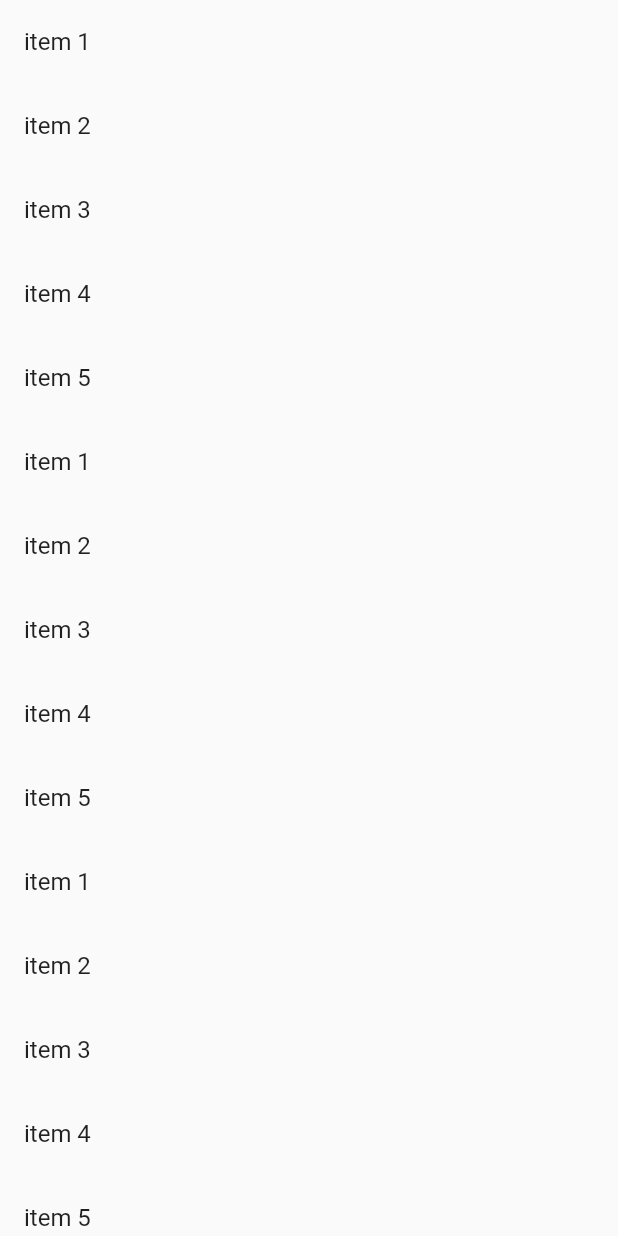
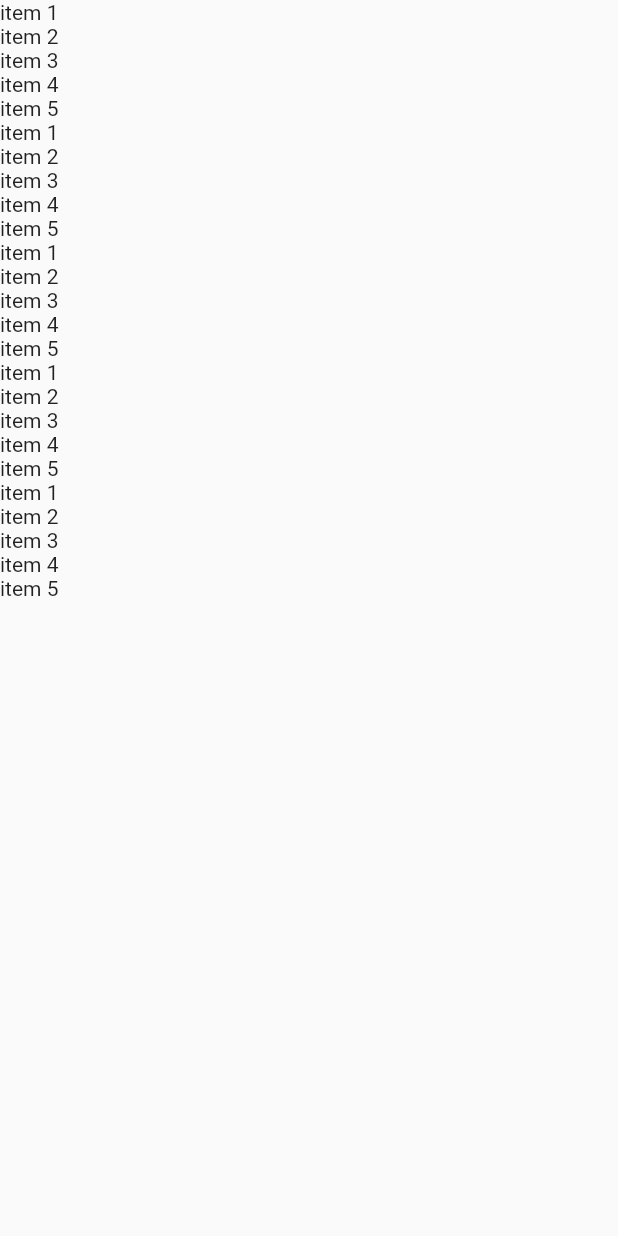
Before and after one commit to AavashGyawali/flutter_class1, a Flutter app: the screen it shows after launch, on a phone screen of 412 x 824 dp. Run offline on Flutter 3.47's test engine with Material 2 defaults, Android fonts, the phone set to English and light mode, and no system bars.

```diff
--- a/lib/Mylist/listViewClassMethode.dart
+++ b/lib/Mylist/listViewClassMethode.dart
@@ -0,0 +1,50 @@
+import 'package:flutter/material.dart';
+
+class MyList2 extends StatefulWidget {
+  const MyList2({Key? key}) : super(key: key);
+
+  @override
+  State<MyList2> createState() => _MyList2State();
+}
+
+class _MyList2State extends State<MyList2> {
+
+  List<String>itemList=[
+    'item 1',
+    'item 2',
+    'item 3',
+    'item 4',
+    'item 5',
+    'item 1',
+    'item 2',
+    'item 3',
+    'item 4',
+    'item 5',
+    'item 1',
+    'item 2',
+    'item 3',
+    'item 4',
+    'item 5',
+    'item 1',
+    'item 2',
+    'item 3',
+    'item 4',
+    'item 5',
+    'item 1',
+    'item 2',
+    'item 3',
+    'item 4',
+    'item 5',
+  ];
+  @override
+  Widget build(BuildContext context) {
+    return Scaffold(
+      body:
+      ListView.builder(
+          itemCount: itemList.length,
+          itemBuilder: (context,index){
+              return Text(itemList[index]);
+          }),
+    );
+  }
+}
--- a/lib/main.dart
+++ b/lib/main.dart
@@ -1,3 +1,4 @@
+import 'package:class_1/Mylist/listViewClassMethode.dart';
 import 'package:class_1/Mylist/my_list.dart';
 import 'package:class_1/practice/Alert.dart';
 import 'package:class_1/practice/button.dart';
@@ -32,7 +33,7 @@ class MyApp extends StatelessWidget {
       ),
       initialRoute: '/',
       routes: {
-        '/': (context) => const MyList(),
+        '/': (context) => const MyList2(),
 
       },
       // home: const FormWidget(),// auta maatra haalna milcha
```
